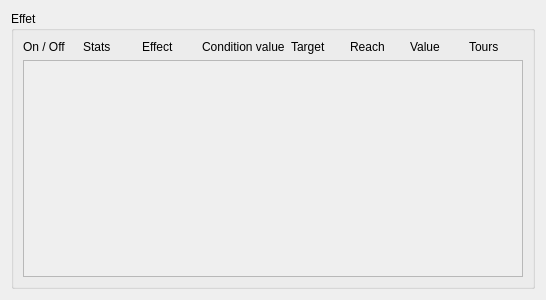
This is app/view/forms/effectview.ui in r0nd0ud0u/qt-rpg as Qt 5 draws it before an edit. The edited form follows.
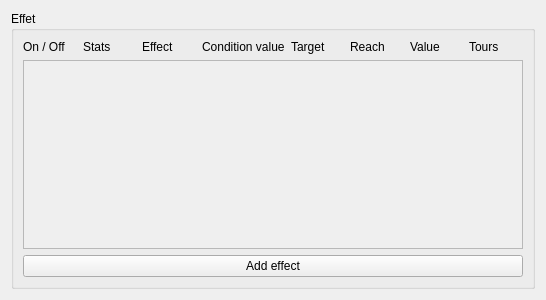
This is the edited form.

Commit message: remove effect

What changed in the file:
```diff
--- a/app/view/forms/effectview.ui
+++ b/app/view/forms/effectview.ui
@@ -91,13 +91,20 @@
            <x>0</x>
            <y>0</y>
            <width>502</width>
-           <height>213</height>
+           <height>183</height>
           </rect>
          </property>
          <layout class="QVBoxLayout" name="verticalLayout_2"/>
         </widget>
        </widget>
       </item>
+      <item>
+       <widget class="QPushButton" name="add_effect_Button">
+        <property name="text">
+         <string>Add effect</string>
+        </property>
+       </widget>
+      </item>
      </layout>
     </widget>
    </item>
```
The commit also changes 6 other files.
